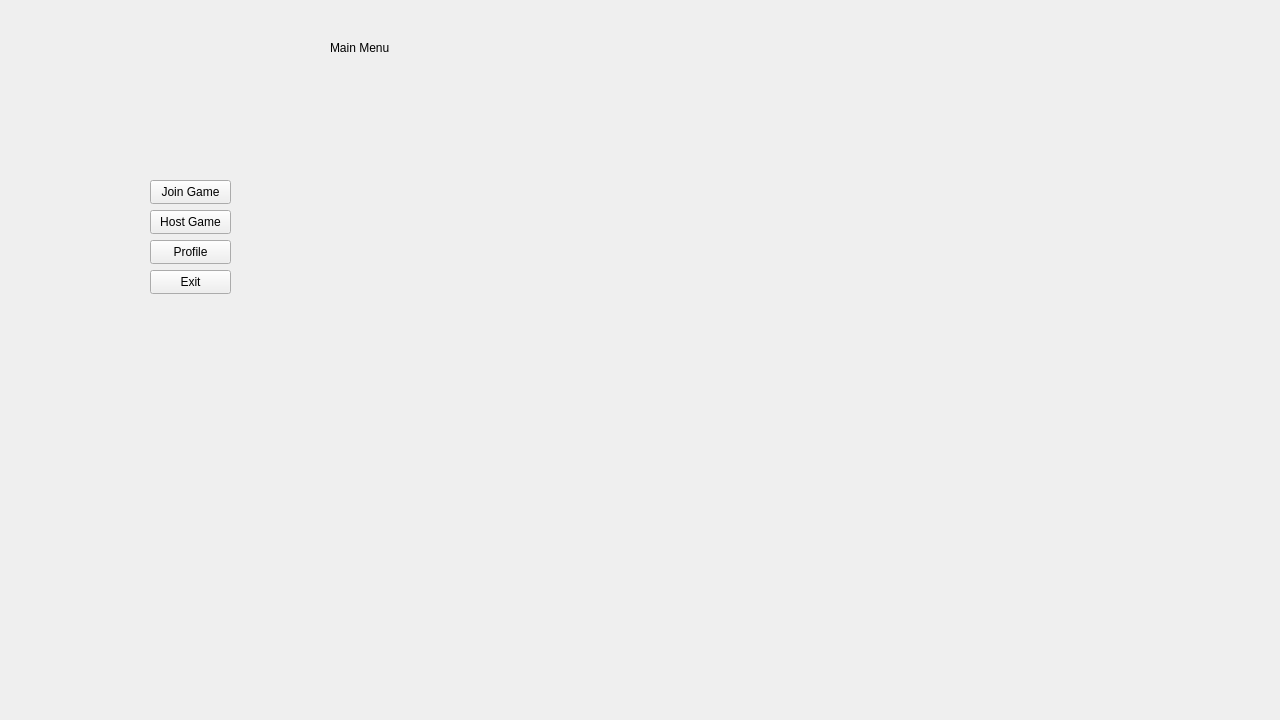
First picture: the form in Gartic-Frontend/Gartic-Frontend/MainMenuWindow.ui, repository rusuuu/Professional-Googlers, before the edit.
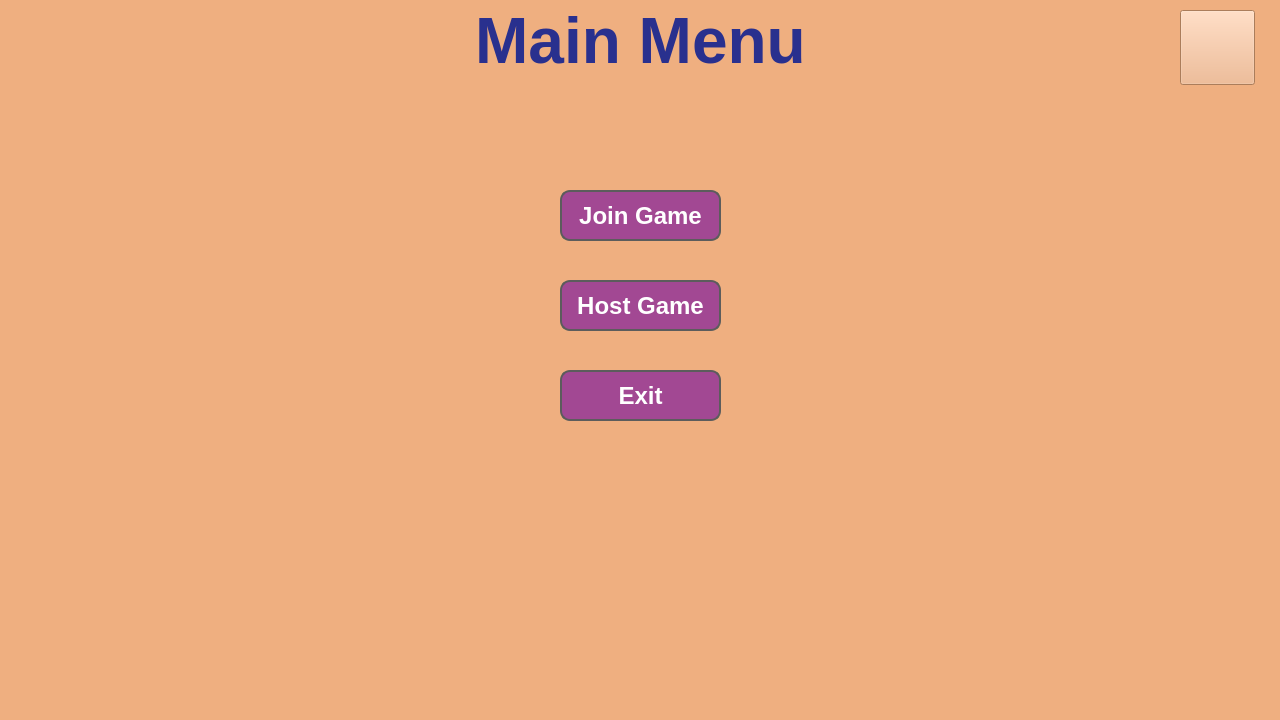
Second picture: the form after the edit. Icons and pictures are not drawn.

Commit message: Redesigned Main Menu page

```diff
--- a/Gartic-Frontend/Gartic-Frontend/MainMenuWindow.ui
+++ b/Gartic-Frontend/Gartic-Frontend/MainMenuWindow.ui
@@ -25,16 +25,46 @@
   <property name="windowTitle">
    <string>MainWindow</string>
   </property>
+  <property name="styleSheet">
+   <string notr="true">background-color: rgb(239,175,128);</string>
+  </property>
   <widget class="QWidget" name="centralwidget">
    <widget class="QPushButton" name="JoinGameButton">
     <property name="geometry">
      <rect>
-      <x>150</x>
-      <y>180</y>
-      <width>81</width>
-      <height>24</height>
+      <x>560</x>
+      <y>190</y>
+      <width>161</width>
+      <height>51</height>
      </rect>
     </property>
+    <property name="font">
+     <font>
+      <pointsize>18</pointsize>
+      <bold>true</bold>
+     </font>
+    </property>
+    <property name="styleSheet">
+     <string notr="true">QPushButton {
+    border-radius: 10px; 
+    border: 2px solid #5c5c5c; 
+    background-color: rgb(162,72,147);  
+    padding: 5px;
+    color: #ffffff;  
+}
+
+
+QPushButton:hover {
+    background-color: rgb(231,96,131);  
+}
+
+
+QPushButton:pressed {
+    background-color: rgb(225,62,103);  
+}
+
+</string>
+    </property>
     <property name="text">
      <string>Join Game</string>
     </property>
@@ -42,12 +72,40 @@
    <widget class="QPushButton" name="HostGameButton">
     <property name="geometry">
      <rect>
-      <x>150</x>
-      <y>210</y>
-      <width>81</width>
-      <height>24</height>
+      <x>560</x>
+      <y>280</y>
+      <width>161</width>
+      <height>51</height>
      </rect>
     </property>
+    <property name="font">
+     <font>
+      <pointsize>18</pointsize>
+      <bold>true</bold>
+     </font>
+    </property>
+    <property name="styleSheet">
+     <string notr="true">QPushButton {
+    border-radius: 10px; 
+    border: 2px solid #5c5c5c; 
+    
+background-color: rgb(162,72,147);  
+    padding: 5px;
+    color: #ffffff;  
+}
+
+
+QPushButton:hover {
+    background-color: rgb(231,96,131);  
+}
+
+
+QPushButton:pressed {
+    background-color: rgb(225,62,103);  
+}
+
+</string>
+    </property>
     <property name="text">
      <string>Host Game</string>
     </property>
@@ -55,12 +113,40 @@
    <widget class="QPushButton" name="ExitButton">
     <property name="geometry">
      <rect>
-      <x>150</x>
-      <y>270</y>
-      <width>81</width>
-      <height>24</height>
+      <x>560</x>
+      <y>370</y>
+      <width>161</width>
+      <height>51</height>
      </rect>
     </property>
+    <property name="font">
+     <font>
+      <pointsize>18</pointsize>
+      <bold>true</bold>
+     </font>
+    </property>
+    <property name="styleSheet">
+     <string notr="true">QPushButton {
+    border-radius: 10px; 
+    border: 2px solid #5c5c5c; 
+    
+background-color: rgb(162,72,147);  
+    padding: 5px;
+    color: #ffffff;  
+}
+
+
+QPushButton:hover {
+    background-color: rgb(231,96,131);  
+}
+
+
+QPushButton:pressed {
+    background-color: rgb(225,62,103);  
+}
+
+</string>
+    </property>
     <property name="text">
      <string>Exit</string>
     </property>
@@ -68,27 +154,62 @@
    <widget class="QLabel" name="Title">
     <property name="geometry">
      <rect>
-      <x>330</x>
-      <y>40</y>
-      <width>101</width>
-      <height>16</height>
+      <x>0</x>
+      <y>5</y>
+      <width>1281</width>
+      <height>71</height>
      </rect>
     </property>
+    <property name="font">
+     <font>
+      <pointsize>48</pointsize>
+      <bold>true</bold>
+     </font>
+    </property>
+    <property name="styleSheet">
+     <string notr="true">color: rgb(41, 48, 142);</string>
+    </property>
     <property name="text">
      <string>Main Menu</string>
     </property>
+    <property name="alignment">
+     <set>Qt::AlignCenter</set>
+    </property>
    </widget>
    <widget class="QPushButton" name="ProfileButton">
     <property name="geometry">
      <rect>
-      <x>150</x>
-      <y>240</y>
-      <width>81</width>
-      <height>24</height>
+      <x>1180</x>
+      <y>10</y>
+      <width>75</width>
+      <height>75</height>
      </rect>
     </property>
+    <property name="font">
+     <font>
+      <pointsize>18</pointsize>
+      <bold>true</bold>
+     </font>
+    </property>
+    <property name="autoFillBackground">
+     <bool>false</bool>
+    </property>
+    <property name="styleSheet">
+     <string notr="true">QPushButton {
+    border-image: url(':/GarticFrontend/Images/profile_icon.png') 0 0 0 0 stretch stretch;
+}
+
+QPushButton:hover {
+    background-color: rgb(231,96,131);
+}
+
+QPushButton:pressed {
+    background-color: rgb(225,62,103);
+}
+</string>
+    </property>
     <property name="text">
-     <string>Profile</string>
+     <string/>
     </property>
    </widget>
   </widget>
```
Left out of the diff: 4 changed lines with no effect on the pictures. The commit also changes 3 other files.
